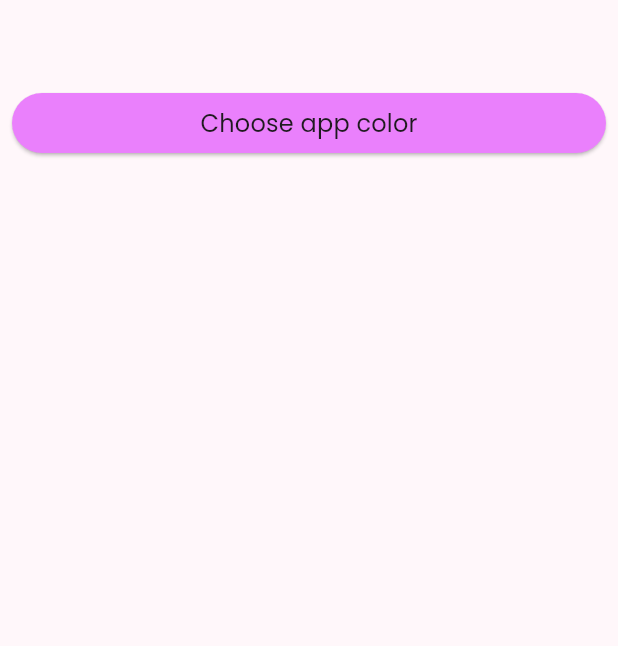
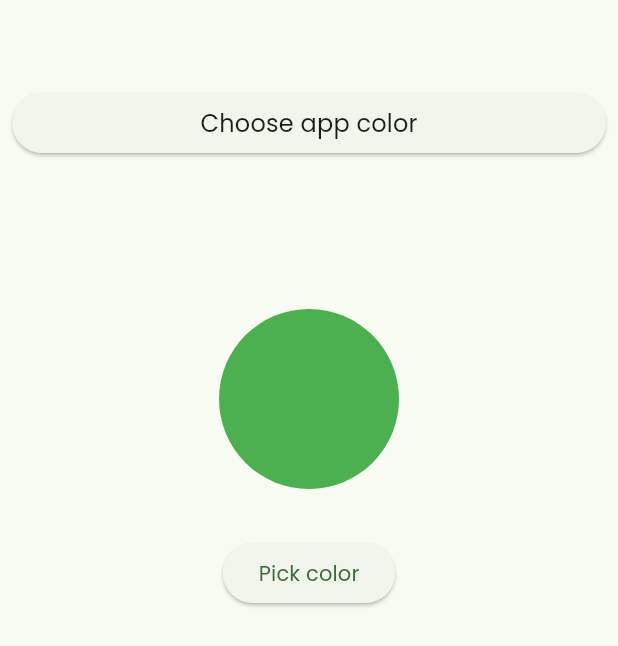
Before and after one commit to Shiba3006/My-Note, a Flutter app: the screen it shows after launch, after a tap on the "settings" icon, on a phone screen of 412 x 824 dp. Shown: the top 646 px of the screen. Run offline on Flutter 3.47's test engine with Material 2 defaults, Android fonts, the phone set to English and light mode, and no system bars; our stand-ins replace bloc, flutter_bloc, flutter_colorpicker, font_awesome_flutter, hive, hive_flutter and 1 more; accounts and stored records are empty.

Commit message:
create color picker and change app color by color picker

```diff
--- a/lib/constants/colors.dart
+++ b/lib/constants/colors.dart
@@ -1,3 +1,3 @@
 import 'package:flutter/material.dart';
 
-const primaryColor = Colors.purpleAccent;
+Color primaryColor = Colors.purpleAccent;
--- a/lib/cubits/main_state.dart
+++ b/lib/cubits/main_state.dart
@@ -12,3 +12,7 @@ class MainFailureState extends MainState {
 
   MainFailureState(this.err);
 }
+
+
+class ChangeAppColorSuccessState extends MainState {}
+class GetAppColorSuccessState extends MainState {}
--- a/lib/main.dart
+++ b/lib/main.dart
@@ -4,21 +4,23 @@ import 'package:my_note/cubits/main_cubit.dart';
 import 'package:my_note/models/note_model.dart';
 import 'package:my_note/views/notes_view.dart';
 
-
-import 'constants/colors.dart';
+import 'cashe_helper.dart';
 import 'constants/constants.dart';
 import 'package:bloc/bloc.dart';
 import 'package:flutter_bloc/flutter_bloc.dart';
 
 import 'cubits/bloc_observer.dart';
 
+void main() async {
+  WidgetsFlutterBinding.ensureInitialized();
 
-void main() async {
   Bloc.observer = MyBlocObserver();
 
   await Hive.initFlutter();
   await Hive.openBox(notesBox);
   Hive.registerAdapter(NoteModelAdapter());
+
+  await CacheHelper.init();
 
   runApp(const MyApp());
 }
@@ -30,15 +32,22 @@ class MyApp extends StatelessWidget {
   Widget build(BuildContext context) {
     return BlocProvider(
       create: (context) => MainCubit(),
-      child: MaterialApp(
+      child: BlocConsumer<MainCubit, MainState>(
+        listener: (context, state) {
+        },
+        builder: (context, state) {
+          return MaterialApp(
             debugShowCheckedModeBanner: false,
             theme: ThemeData(
-          scaffoldBackgroundColor: primaryColor[50],
+              // scaffoldBackgroundColor: primaryColor[50],
               fontFamily: 'Poppins',
-          colorScheme: ColorScheme.fromSeed(seedColor: primaryColor),
+              colorScheme: ColorScheme.fromSeed(
+                  seedColor: MainCubit.get(context).primaryColor),
               useMaterial3: true,
             ),
             home: const NotesView(),
+          );
+        },
       ),
     );
   }
--- a/lib/views/notes_view.dart
+++ b/lib/views/notes_view.dart
@@ -1,13 +1,19 @@
 import 'package:flutter/material.dart';
 import 'package:font_awesome_flutter/font_awesome_flutter.dart';
+import 'package:my_note/cubits/main_cubit.dart';
 import 'package:my_note/views/add_note_view.dart';
 import 'package:my_note/views/widgets/notes_view_body.dart';
+
+import 'package:flutter_bloc/flutter_bloc.dart';
 
 class NotesView extends StatelessWidget {
   const NotesView({super.key});
 
   @override
   Widget build(BuildContext context) {
+    return BlocConsumer<MainCubit, MainState>(
+      listener: (context, state) {},
+      builder: (context, state) {
         return Scaffold(
           floatingActionButton: FloatingActionButton(
             child: const Icon(
@@ -20,5 +26,7 @@ class NotesView extends StatelessWidget {
           ),
           body: const NotesViewBody(),
         );
+      },
+    );
   }
 }
--- a/lib/views/widgets/custom_button.dart
+++ b/lib/views/widgets/custom_button.dart
@@ -1,6 +1,6 @@
 import 'package:flutter/material.dart';
 
-import '../../constants/colors.dart';
+
 
 
 
@@ -17,10 +17,10 @@ class CustomButton extends StatelessWidget {
       children: [
         Expanded(
           child: ElevatedButton(
-            style: ButtonStyle(
-              backgroundColor:
-              MaterialStateProperty.resolveWith((states) => primaryColor[100]),
-            ),
+            // style: ButtonStyle(
+            //   backgroundColor:
+            //   MaterialStateProperty.resolveWith((states) => primaryColor[100]),
+            // ),
             onPressed: onPressed,
             child:  Text(
               text,
--- a/lib/views/widgets/custom_sliver_app_bar.dart
+++ b/lib/views/widgets/custom_sliver_app_bar.dart
@@ -1,6 +1,9 @@
 import 'package:flutter/material.dart';
+import 'package:flutter_bloc/flutter_bloc.dart';
 import 'package:my_note/views/search_view.dart';
 import 'package:my_note/views/setting_view.dart';
+
+import '../../cubits/main_cubit.dart';
 
 
 class CustomSliverAppBar extends StatelessWidget {
@@ -8,11 +11,14 @@ class CustomSliverAppBar extends StatelessWidget {
 
   @override
   Widget build(BuildContext context) {
+    return BlocConsumer<MainCubit, MainState>(
+      listener: (context, state) {},
+      builder: (context, state) {
         return SliverAppBar(
           expandedHeight: 220,
           leading: IconButton(
             onPressed: () {
-          Navigator.push(context, MaterialPageRoute(builder: (context){
+              Navigator.push(context, MaterialPageRoute(builder: (context) {
                 return const SettingView();
               }));
             },
@@ -23,7 +29,7 @@ class CustomSliverAppBar extends StatelessWidget {
           actions: [
             IconButton(
               onPressed: () {
-            Navigator.push(context, MaterialPageRoute(builder: (context){
+                Navigator.push(context, MaterialPageRoute(builder: (context) {
                   return const SearchView();
                 }));
               },
@@ -35,7 +41,9 @@ class CustomSliverAppBar extends StatelessWidget {
           ],
           centerTitle: true,
           pinned: true,
-      backgroundColor: Colors.purple,
+          backgroundColor: MainCubit
+              .get(context)
+              .primaryColor,
           flexibleSpace: const FlexibleSpaceBar(
             centerTitle: true,
             title: Text(
@@ -46,5 +54,7 @@ class CustomSliverAppBar extends StatelessWidget {
             ),
           ),
         );
+      },
+    );
   }
 }
--- a/lib/views/widgets/note_item.dart
+++ b/lib/views/widgets/note_item.dart
@@ -1,5 +1,6 @@
 import 'package:flutter/material.dart';
 import 'package:font_awesome_flutter/font_awesome_flutter.dart';
+import 'package:my_note/cubits/main_cubit.dart';
 import 'package:my_note/views/edit_note_view.dart';
 
 class NoteItem extends StatelessWidget {
@@ -14,7 +15,7 @@ class NoteItem extends StatelessWidget {
       },
       child: Container(
         decoration: BoxDecoration(
-          color: Colors.purpleAccent,
+          color: MainCubit.get(context).primaryColor,
           borderRadius: BorderRadius.circular(14),
         ),
         child: Column(
--- a/lib/views/widgets/setting_view_body.dart
+++ b/lib/views/widgets/setting_view_body.dart
@@ -1,7 +1,10 @@
+import 'package:flutter/material.dart';
 
+import 'package:my_note/cubits/main_cubit.dart';
+import 'package:my_note/views/widgets/custom_button.dart';
 
-import 'package:flutter/material.dart';
-import 'package:my_note/views/widgets/custom_button.dart';
+import 'package:flutter_bloc/flutter_bloc.dart';
+
 
 class SettingViewBody extends StatefulWidget {
   const SettingViewBody({super.key});
@@ -11,19 +14,51 @@ class SettingViewBody extends StatefulWidget {
 }
 
 class _SettingViewBodyState extends State<SettingViewBody> {
+
   @override
   Widget build(BuildContext context) {
+    return BlocConsumer<MainCubit, MainState>(
+      listener: (context, state) {},
+      builder: (context, state) {
         return Padding(
           padding: const EdgeInsets.all(8.0),
           child: Column(
             children: [
-          SizedBox(height: 50,),
+              const SizedBox(
+                height: 50,
+              ),
               CustomButton(
-              onPressed: (){},
+                onPressed: () {},
                 text: 'Choose app color',
+              ),
+              const SizedBox(
+                height: 100,
+              ),
+              Container(
+                decoration: BoxDecoration(
+                  shape: BoxShape.circle,
+                  color: MainCubit.get(context).primaryColor,
+                ),
+                width: 120,
+                height: 120,
+              ),
+              const SizedBox(
+                height: 32,
+              ),
+              ElevatedButton(
+                onPressed: () {
+                  MainCubit.get(context).pickColor(context);
+                },
+                child: const Text(
+                  'Pick color',
+                ),
               ),
             ],
           ),
         );
+      },
+    );
   }
+
+
 }
```
Also changed, not shown: lib/cashe_helper.dart (added, +27 -0 lines), lib/cubits/main_cubit.dart (+44 -0 lines), lib/views/widgets/color_picker.dart (added, +60 -0 lines), pubspec.yaml (+9 -4 lines). Lines whose indentation alone changed are shown as unchanged.
